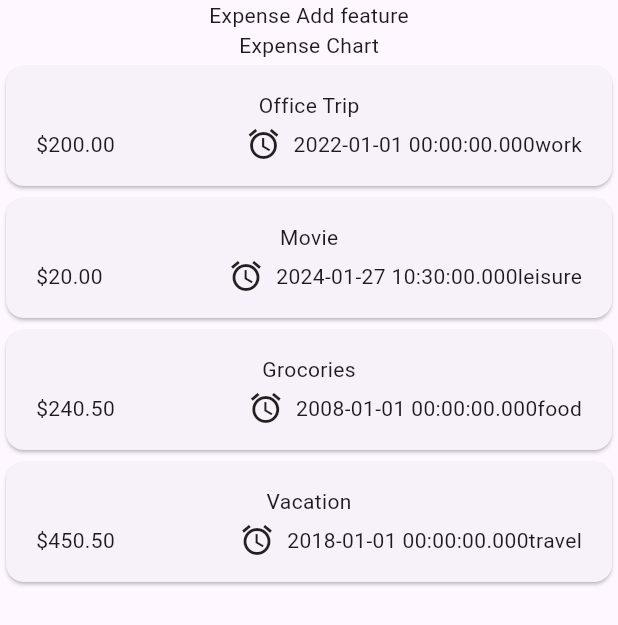
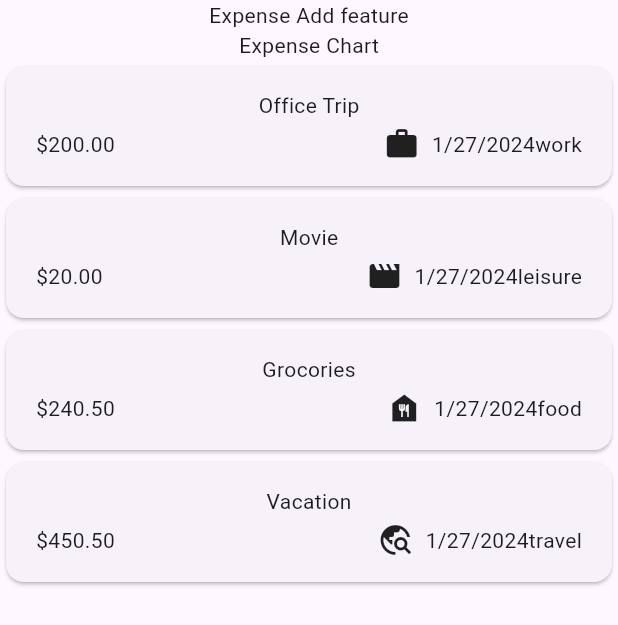
Before and after one commit to snadi043/expense_tracker, a Flutter app: the screen it shows after launch, on a phone screen of 412 x 824 dp. Shown: the top 625 px of the screen. Run offline on Flutter 3.47's test engine with Material 3 defaults, Android fonts, the phone set to English and light mode, and no system bars.

Commit message:
Installed new package "intl" for creating customized date formats and created new enum for generating the Icons for individual categories.

```diff
--- a/lib/category_enum.dart
+++ b/lib/category_enum.dart
@@ -1 +1,10 @@
+import 'package:flutter/material.dart';
+
 enum Category { work, leisure, travel, food }
+
+const expenseIcon = {
+  Category.work: Icons.work,
+  Category.leisure: Icons.movie,
+  Category.travel: Icons.travel_explore,
+  Category.food: Icons.food_bank,
+};
--- a/lib/widget/expenseList/expense_item.dart
+++ b/lib/widget/expenseList/expense_item.dart
@@ -1,5 +1,10 @@
 import 'package:expense_tracker/model/expense.dart';
 import 'package:flutter/material.dart';
+import 'package:expense_tracker/category_enum.dart';
+import 'package:intl/intl.dart';
+
+var dateFormatter = DateFormat.yMd();
+var dateString = dateFormatter.format(DateTime.now());
 
 class ExpenseItem extends StatelessWidget {
   const ExpenseItem(this.expense, {super.key});
@@ -20,9 +25,9 @@ class ExpenseItem extends StatelessWidget {
                 const Spacer(),
                 Row(
                   children: [
-                    const Icon(Icons.alarm),
+                    Icon(expenseIcon[expense.category]),
                     const SizedBox(width: 8),
-                    Text(expense.date.toString()),
+                    Text(dateString),
                     Text(expense.category.name),
                   ],
                 ),
--- a/lib/widget/expenses_home_screen.dart
+++ b/lib/widget/expenses_home_screen.dart
@@ -17,7 +17,7 @@ class _ExpenseState extends State<Expenses> {
     Expense(
         title: 'Office Trip',
         amount: 200.00,
-        date: DateTime(2024 - 01 - 01),
+        date: DateTime.now(),
         category: Category.work),
     Expense(
         title: 'Movie',
@@ -27,12 +27,12 @@ class _ExpenseState extends State<Expenses> {
     Expense(
         title: 'Grocories',
         amount: 240.50,
-        date: DateTime(2024 - 01 - 15),
+        date: DateTime.now(),
         category: Category.food),
     Expense(
         title: 'Vacation',
         amount: 450.50,
-        date: DateTime(2024 - 01 - 05),
+        date: DateTime.now(),
         category: Category.travel),
   ];
 
--- a/pubspec.yaml
+++ b/pubspec.yaml
@@ -36,6 +36,7 @@ dependencies:
   # Use with the CupertinoIcons class for iOS style icons.
   cupertino_icons: ^1.0.2
   uuid: ^4.3.3
+  intl: ^0.19.0
 
 dev_dependencies:
   flutter_test:
```
Also changed, not shown: pubspec.lock.
